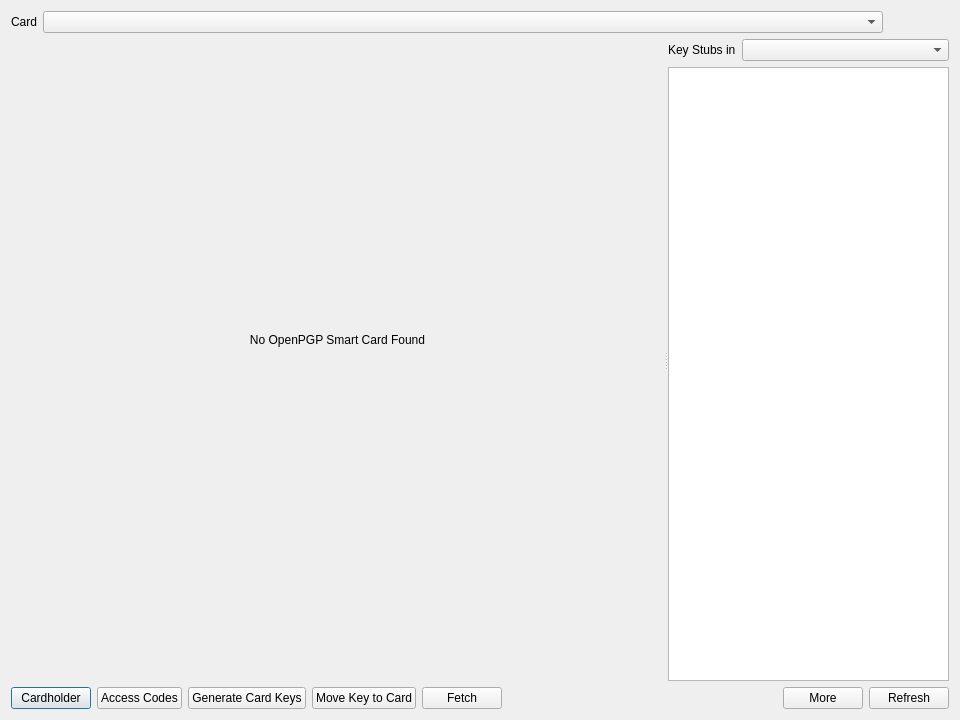
Before: the Qt Designer form ui/SmartCardControllerDialog.ui in saturneric/GpgFrontend, drawn with Qt 5.
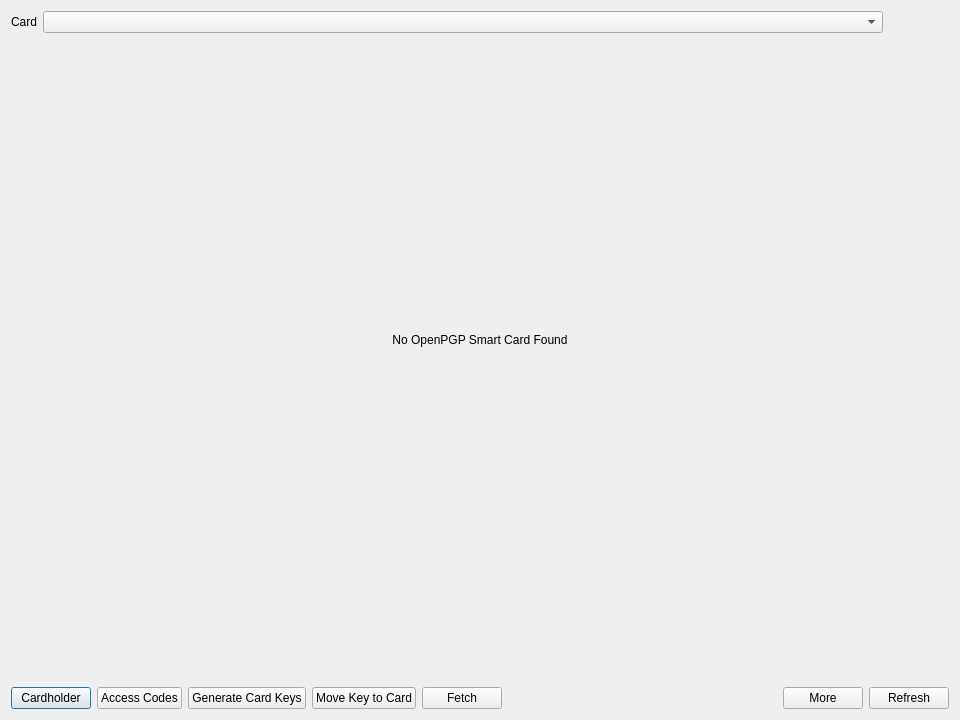
After: the same form once the commit is applied. Custom widgets are drawn as their Qt base class.

Commit message:
feat(smartcard): replace ring selector with dialog
- remove key ring combo and stub pane from UI and layout
- remove card key filter and refresh_key_tree_view logic
- add select_ring_channel(bool* ok) helper to prompt
- use select_ring_channel when moving keys; abort on cancel
- default to the single ring when only one database exists
- remove related signal connections and UI state for combo/tree
- update method header and docs for the new selection helper

The edit to the form file:
```diff
--- a/ui/SmartCardControllerDialog.ui
+++ b/ui/SmartCardControllerDialog.ui
@@ -69,20 +69,7 @@
     </layout>
    </item>
    <item>
-    <widget class="QSplitter" name="cardSplitter">
-     <property name="sizePolicy">
-      <sizepolicy hsizetype="Expanding" vsizetype="Expanding">
-       <horstretch>0</horstretch>
-       <verstretch>1</verstretch>
-      </sizepolicy>
-     </property>
-     <property name="orientation">
-      <enum>Qt::Orientation::Horizontal</enum>
-     </property>
-     <property name="childrenCollapsible">
-      <bool>false</bool>
-     </property>
-     <widget class="QStackedWidget" name="detailStackedWidget">
+    <widget class="QStackedWidget" name="detailStackedWidget">
       <property name="sizePolicy">
        <sizepolicy hsizetype="Expanding" vsizetype="Expanding">
         <horstretch>2</horstretch>
@@ -615,66 +602,6 @@
        </layout>
       </widget>
      </widget>
-     <widget class="QWidget" name="keyStubContainer" native="true">
-      <property name="sizePolicy">
-       <sizepolicy hsizetype="Preferred" vsizetype="Expanding">
-        <horstretch>1</horstretch>
-        <verstretch>0</verstretch>
-       </sizepolicy>
-      </property>
-      <property name="minimumSize">
-       <size>
-        <width>260</width>
-        <height>0</height>
-       </size>
-      </property>
-      <layout class="QVBoxLayout" name="keyStubLayout" stretch="0,1">
-       <property name="leftMargin">
-        <number>0</number>
-       </property>
-       <property name="topMargin">
-        <number>0</number>
-       </property>
-       <property name="rightMargin">
-        <number>0</number>
-       </property>
-       <property name="bottomMargin">
-        <number>0</number>
-       </property>
-       <item>
-        <layout class="QHBoxLayout" name="keyStubHeaderLayout">
-         <item>
-          <widget class="QLabel" name="keyStubLabel">
-           <property name="text">
-            <string>Key Stubs in</string>
-           </property>
-          </widget>
-         </item>
-         <item>
-          <widget class="QComboBox" name="keyDBIndexComboBox">
-           <property name="sizePolicy">
-            <sizepolicy hsizetype="Expanding" vsizetype="Fixed">
-             <horstretch>0</horstretch>
-             <verstretch>0</verstretch>
-            </sizepolicy>
-           </property>
-          </widget>
-         </item>
-        </layout>
-       </item>
-       <item>
-        <widget class="GpgFrontend::UI::KeyTreeView" name="cardKeysTreeView">
-         <property name="sizePolicy">
-          <sizepolicy hsizetype="Expanding" vsizetype="Expanding">
-           <horstretch>0</horstretch>
-           <verstretch>0</verstretch>
-          </sizepolicy>
-         </property>
-        </widget>
-       </item>
-      </layout>
-     </widget>
-    </widget>
    </item>
    <item>
     <layout class="QHBoxLayout" name="actionsLayout">
@@ -744,13 +671,6 @@
    </item>
   </layout>
  </widget>
- <customwidgets>
-  <customwidget>
-   <class>GpgFrontend::UI::KeyTreeView</class>
-   <extends>QTreeView</extends>
-   <header>ui/widgets/KeyTreeView.h</header>
-  </customwidget>
- </customwidgets>
  <resources/>
  <connections/>
 </ui>
```
The commit also changes 2 other files.
